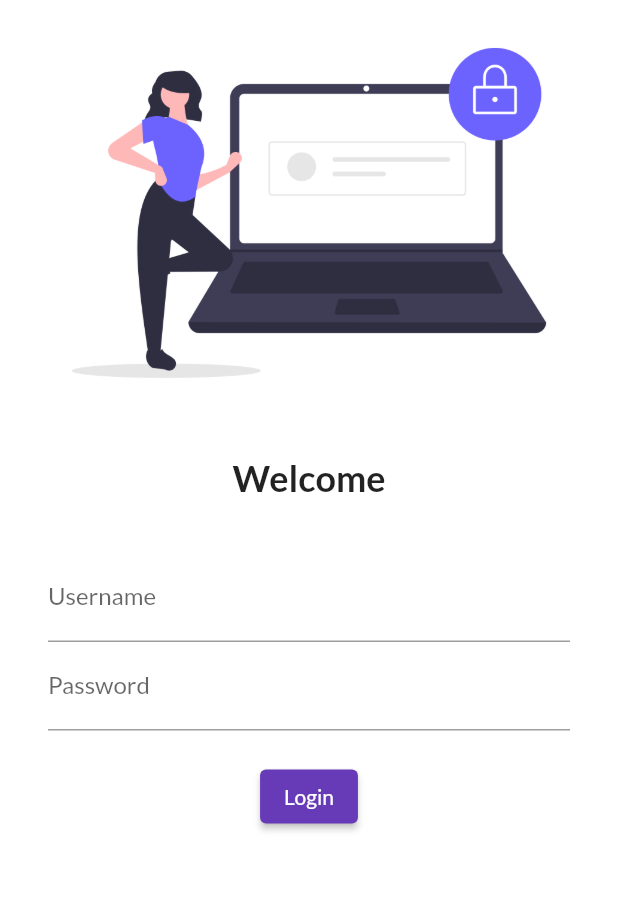
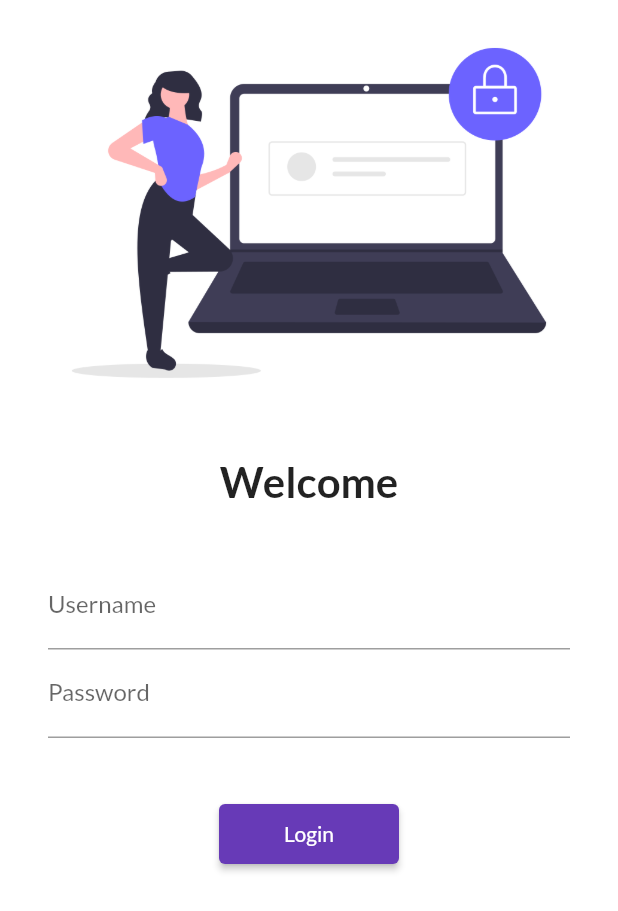
Before and after one commit to 7jackson07/30DaysOfFlutter, a Flutter app: the screen it shows after launch, on a phone screen of 412 x 824 dp. Shown: the top 911 px of the screen. Run offline on Flutter 3.47's test engine with Material 2 defaults, Android fonts, the phone set to English and light mode, and no system bars; our stand-ins replace google_fonts.

Commit message:
day 5 compled

```diff
--- a/lib/main.dart
+++ b/lib/main.dart
@@ -1,6 +1,7 @@
 import 'package:flutter/material.dart';
 import 'package:flutter_catalog/pages/home_page.dart';
 import 'package:flutter_catalog/pages/login_page.dart';
+import 'package:flutter_catalog/utils/routes.dart';
 import 'package:google_fonts/google_fonts.dart';
 
 void main() {
@@ -13,16 +14,18 @@ class MyApp extends StatelessWidget {
     return MaterialApp(
       themeMode: ThemeMode.light,
       theme: ThemeData(
-          primarySwatch: Colors.deepPurple,
-          fontFamily: GoogleFonts.lato().fontFamily,
-        ),
+        primarySwatch: Colors.deepPurple,
+        fontFamily: GoogleFonts.lato().fontFamily,
+      ),
+      debugShowCheckedModeBanner: false,
       darkTheme: ThemeData(
         brightness: Brightness.dark,
       ),
+      initialRoute: "/",
       routes: {
         "/": (context) => LoginPage(),
-        "/home": (context) => HomePage(),
-        "/login": (context) => LoginPage()
+        MyRoutes.homeRoute: (context) => HomePage(),
+        MyRoutes.loginRoute: (context) => LoginPage()
       },
     );
   }
--- a/lib/pages/home_page.dart
+++ b/lib/pages/home_page.dart
@@ -12,7 +12,7 @@ class HomePage extends StatelessWidget {
       ),
       body: Center(
         child: Container(
-          child: Text("welcome to $days days to flutter by $name"),
+          child: Text("welcome to $days days to learn flutter by Mr. $name"),
         ),
       ),
       drawer: Drawer(),
--- a/lib/pages/login_page.dart
+++ b/lib/pages/login_page.dart
@@ -1,10 +1,12 @@
 import 'package:flutter/material.dart';
+import 'package:flutter_catalog/utils/routes.dart';
 
 class LoginPage extends StatelessWidget {
   @override
   Widget build(BuildContext context) {
     return Material(
         color: Colors.white,
+        child: SingleChildScrollView(
           child: Column(
             children: [
               Image.asset(
@@ -17,7 +19,7 @@ class LoginPage extends StatelessWidget {
               Text(
                 "Welcome",
                 style: TextStyle(
-                fontSize: 24,
+                  fontSize: 28,
                   fontWeight: FontWeight.bold,
                 ),
               ),
@@ -43,18 +45,19 @@ class LoginPage extends StatelessWidget {
                         ),
                       ),
                       SizedBox(
-                      height: 20.0,
+                        height: 40.0,
                       ),
                       ElevatedButton(
                         child: Text("Login"),
-                      style: TextButton.styleFrom(),
+                        style: TextButton.styleFrom(minimumSize: Size(120, 40)),
                         onPressed: () {
-                        print("hi jackson");
+                          Navigator.pushNamed(context, MyRoutes.homeRoute);
                         },
                       )
                     ],
                   ))
             ],
+          ),
         ));
   }
 }
--- /dev/null
+++ b/lib/utils/routes.dart
@@ -0,0 +1,4 @@
+class MyRoutes {
+  static String loginRoute = "/login";
+  static String homeRoute = "/home";
+}
```
Lines whose indentation alone changed are shown as unchanged.
